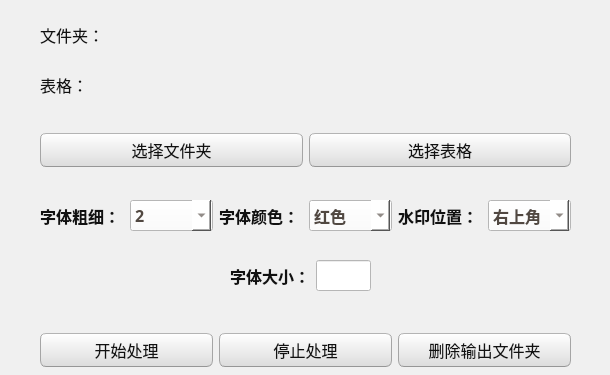
The window that ui/picturetoolUI.ui (banniford/PictureTool) describes before a commit, drawn with Qt 5; both pictures show x 0 to 610 and y 0 to 375 of the 610 by 625 pixel window.
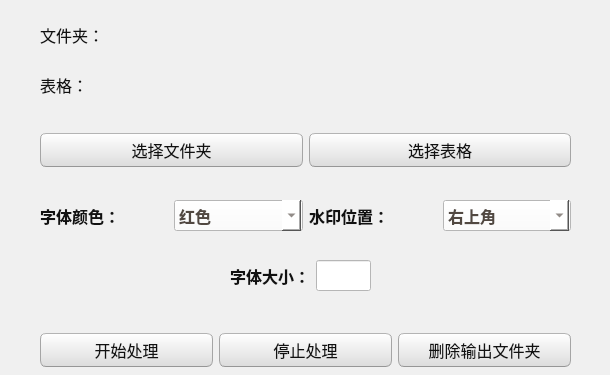
The same window after the commit. Icons and pictures are not drawn.

```diff
--- a/ui/picturetoolUI.ui
+++ b/ui/picturetoolUI.ui
@@ -680,59 +680,6 @@
      </rect>
     </property>
     <layout class="QHBoxLayout" name="horizontalLayout">
-     <item>
-      <widget class="QLabel" name="label_5">
-       <property name="font">
-        <font>
-         <family>Agency FB</family>
-         <pointsize>12</pointsize>
-         <weight>75</weight>
-         <bold>true</bold>
-        </font>
-       </property>
-       <property name="text">
-        <string>字体粗细：</string>
-       </property>
-      </widget>
-     </item>
-     <item>
-      <widget class="QComboBox" name="comboBox1">
-       <property name="font">
-        <font>
-         <family>Agency FB</family>
-         <pointsize>12</pointsize>
-         <weight>75</weight>
-         <bold>true</bold>
-        </font>
-       </property>
-       <property name="tabletTracking">
-        <bool>false</bool>
-       </property>
-       <property name="editable">
-        <bool>false</bool>
-       </property>
-       <item>
-        <property name="text">
-         <string>2</string>
-        </property>
-       </item>
-       <item>
-        <property name="text">
-         <string>3</string>
-        </property>
-       </item>
-       <item>
-        <property name="text">
-         <string>4</string>
-        </property>
-       </item>
-       <item>
-        <property name="text">
-         <string>5</string>
-        </property>
-       </item>
-      </widget>
-     </item>
      <item>
       <widget class="QLabel" name="label_8">
        <property name="font">
```
Left out of the diff: 2 changed lines with no effect on the pictures.
